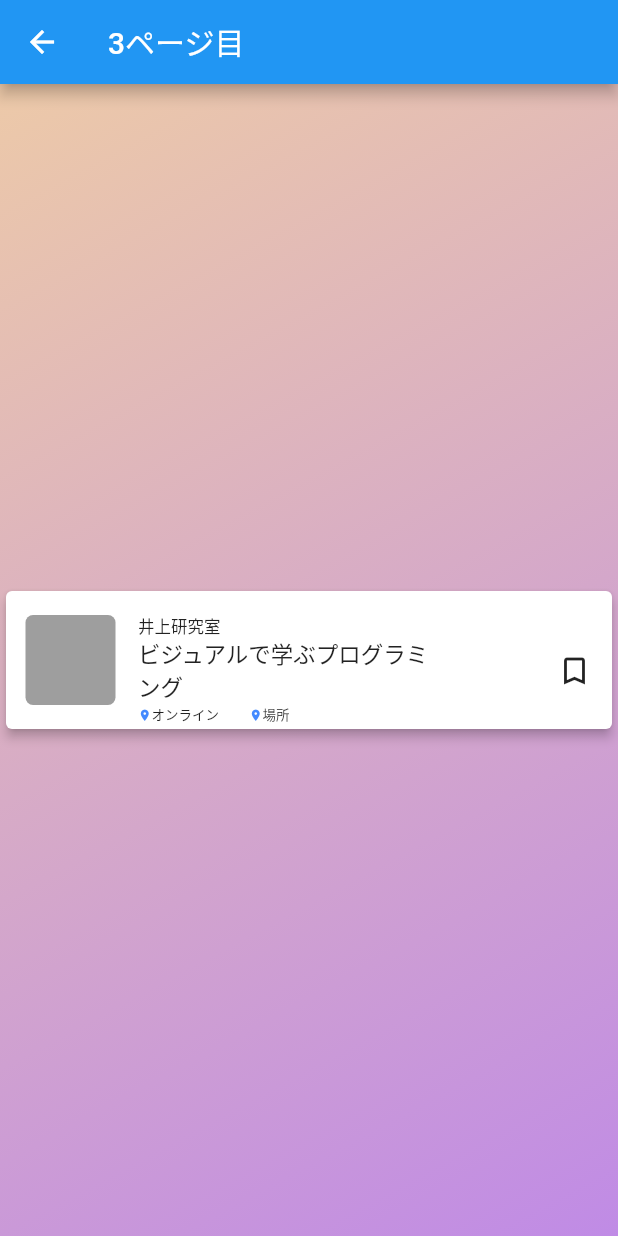
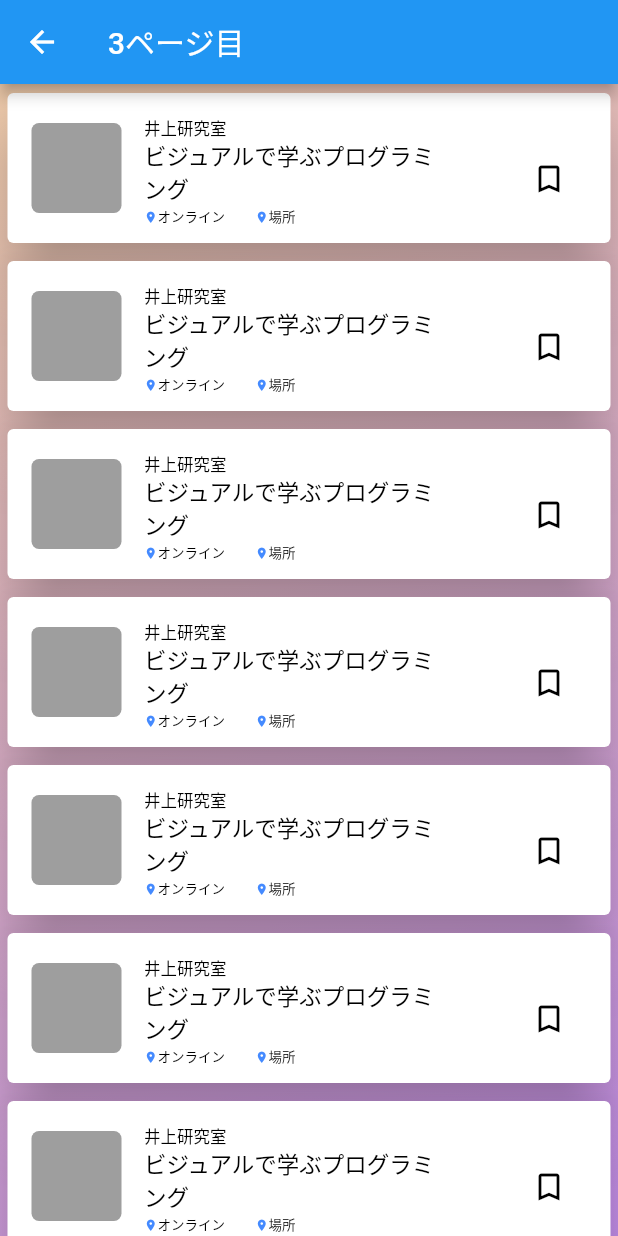
Before and after one commit to kazumahashimoto-rikoten/flutter_application_1, a Flutter app: the ListDemo screen opened directly, on a phone screen of 412 x 824 dp. Run offline on Flutter 3.47's test engine with Material 2 defaults, Android fonts, the phone set to English and light mode, and no system bars.

Commit message:
ボタン化したのとリストにした

```diff
--- a/lib/list_demo.dart
+++ b/lib/list_demo.dart
@@ -24,13 +24,28 @@ class ListDemo extends StatelessWidget {
                 ],
               ),
             ),
-            child: Center(
-                child: SizedBox(
+            child: ListView.builder(
+              itemCount: 10,
+              itemBuilder: (BuildContext context, int index) {
+                return ListCard();
+              },
+            )
+            // Center(child: ListCard())
+            ));
+  }
+}
+
+class ListCard extends StatelessWidget {
+  const ListCard({Key? key}) : super(key: key);
+
+  @override
+  Widget build(BuildContext context) {
+    return Container(
+      margin: EdgeInsets.symmetric(horizontal: 5, vertical: 6),
       height: 100,
-              child: Card(
-                elevation: 3,
+      child: ElevatedButton(
         child: Container(
-                  padding: const EdgeInsets.only(left: 13, top: 15, right: 13),
+          padding: const EdgeInsets.only(top: 15, right: 13),
           child: Row(
             children: [
               Container(
@@ -57,7 +72,7 @@ class ListDemo extends StatelessWidget {
                     height: 45,
                     width: 200,
                     alignment: Alignment.centerLeft,
-                            child: Text(
+                    child: const Text(
                       'ビジュアルで学ぶプログラミング',
                       maxLines: 2,
                       overflow: TextOverflow.ellipsis,
@@ -98,7 +113,20 @@ class ListDemo extends StatelessWidget {
             ],
           ),
         ),
+        style: ElevatedButton.styleFrom(
+          primary: Colors.white,
+          onPrimary: Colors.black,
+          elevation: 16,
         ),
-            ))));
+        onPressed: () {
+          // Navigator.push(
+          //     context,
+          //     MaterialPageRoute(
+          //       builder: (context) => const ListDemo(),
+          //     ));
+          Navigator.pop(context);
+        },
+      ),
+    );
   }
 }
```
Lines whose indentation alone changed are shown as unchanged.
